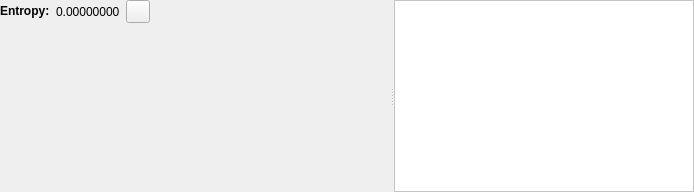
Above: views/hexview/chartwidget/chartwidget.ui from PREF/PREF before the change. Below: the same form after it.
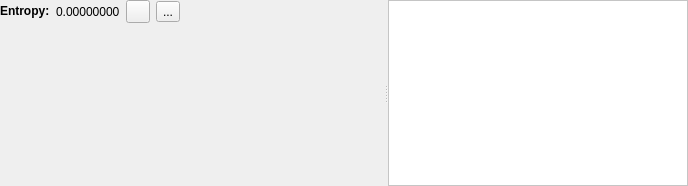
That is the form after the change. Icons and pictures are not drawn. Custom widgets are drawn as their Qt base class.

Commit message: Implemented Entropy Chart

The edit to the form file:
```diff
--- a/views/hexview/chartwidget/chartwidget.ui
+++ b/views/hexview/chartwidget/chartwidget.ui
@@ -6,8 +6,8 @@
    <rect>
     <x>0</x>
     <y>0</y>
-    <width>694</width>
-    <height>192</height>
+    <width>688</width>
+    <height>186</height>
    </rect>
   </property>
   <property name="windowTitle">
@@ -66,6 +66,17 @@
            </property>
           </widget>
          </item>
+         <item>
+          <widget class="QToolButton" name="tbSwitchChart">
+           <property name="text">
+            <string>...</string>
+           </property>
+           <property name="icon">
+            <iconset resource="../../../resources.qrc">
+             <normaloff>:/misc_icons/res/xychart.png</normaloff>:/misc_icons/res/xychart.png</iconset>
+           </property>
+          </widget>
+         </item>
          <item>
           <spacer name="horizontalSpacer">
            <property name="orientation">
@@ -82,7 +93,7 @@
         </layout>
        </item>
        <item>
-        <widget class="QHistogram" name="histogram" native="true"/>
+        <widget class="ChartContainer" name="chartcontainer" native="true"/>
        </item>
       </layout>
      </widget>
@@ -143,9 +154,9 @@
  </widget>
  <customwidgets>
   <customwidget>
-   <class>QHistogram</class>
+   <class>ChartContainer</class>
    <extends>QWidget</extends>
-   <header>qhistogram/qhistogram.h</header>
+   <header>views/hexview/chartwidget/chartcontainer.h</header>
    <container>1</container>
   </customwidget>
  </customwidgets>
```
The commit also changes 12 other files.
